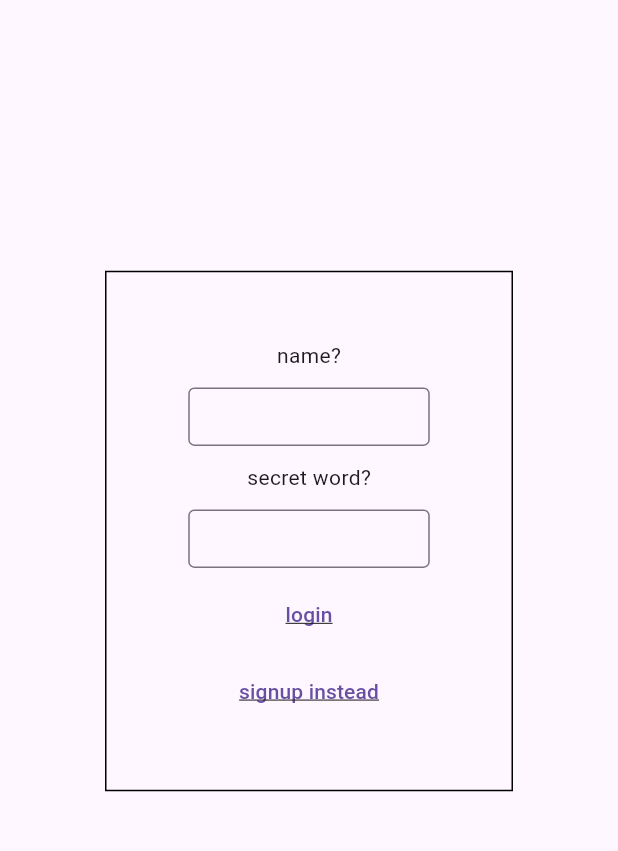
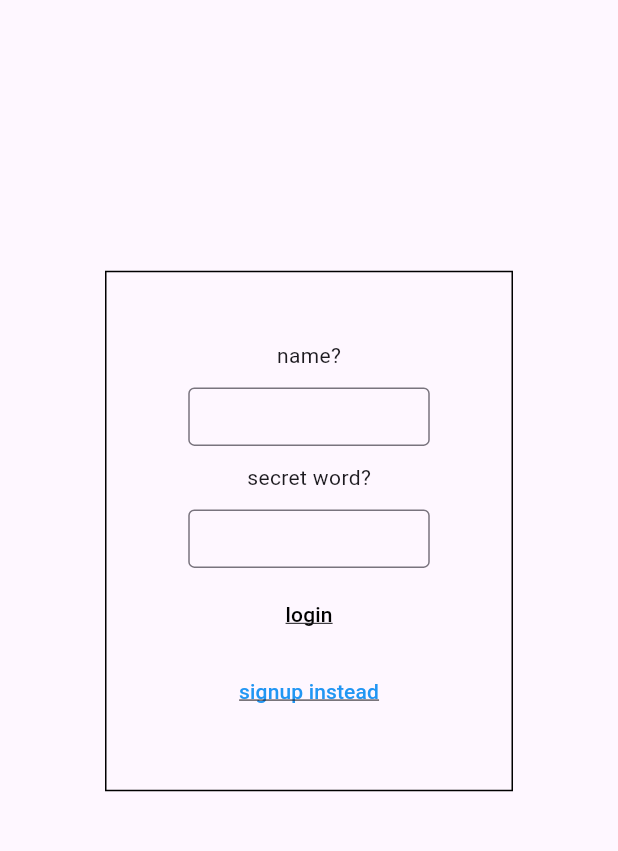
Before and after one commit to ZigaLarissa/kalaba, a Flutter app: the screen it shows after launch, on a phone screen of 412 x 824 dp, the part 309-1160 px from its top. Run offline on Flutter 3.47's test engine with Material 3 defaults, Android fonts, the phone set to English and light mode, and no system bars.

Commit message:
login text to black

```diff
--- a/ka_laba/lib/welcome-login-page.dart
+++ b/ka_laba/lib/welcome-login-page.dart
@@ -2,6 +2,7 @@
 
 import 'package:flutter/material.dart';
 import 'package:ka_laba/menu.dart';
+import 'package:ka_laba/signup.dart';
 
 // LOGIN PAGE
 
@@ -78,11 +79,17 @@ class LoginPage extends StatelessWidget {
                         ),
                         child: Text(
                           'login',
-                          style:
-                              TextStyle(decoration: TextDecoration.underline),
+                          style: TextStyle(
+                              decoration: TextDecoration.underline,
+                              color: Colors.black),
                         )),
                     ElevatedButton(
-                        onPressed: () {},
+                        onPressed: () {
+                          Navigator.push(
+                              context,
+                              MaterialPageRoute(
+                                  builder: (context) => SignUpPage()));
+                        },
                         style: TextButton.styleFrom(
                           padding: EdgeInsets.zero,
                           tapTargetSize: MaterialTapTargetSize.shrinkWrap,
@@ -91,8 +98,9 @@ class LoginPage extends StatelessWidget {
                         ),
                         child: Text(
                           'signup instead',
-                          style:
-                              TextStyle(decoration: TextDecoration.underline),
+                          style: TextStyle(
+                              decoration: TextDecoration.underline,
+                              color: Colors.blue),
                         ))
                   ]),
             )
```
Also changed, not shown: ka_laba/lib/main.dart (+7 -1 lines), ka_laba/lib/signup.dart (added).
